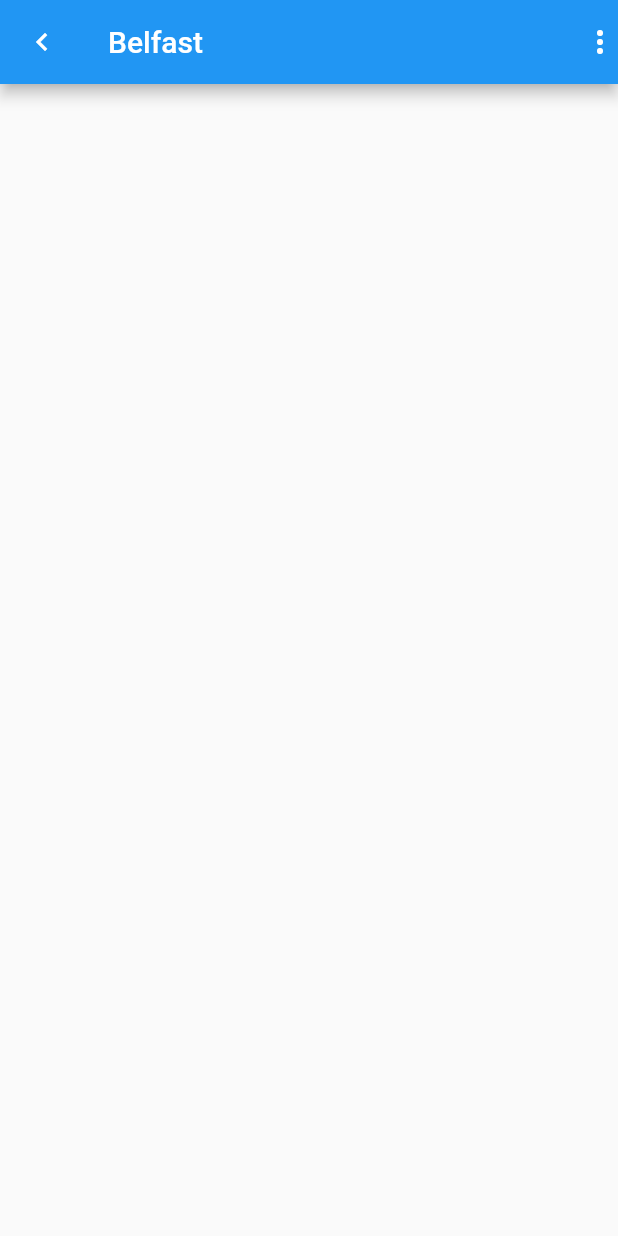
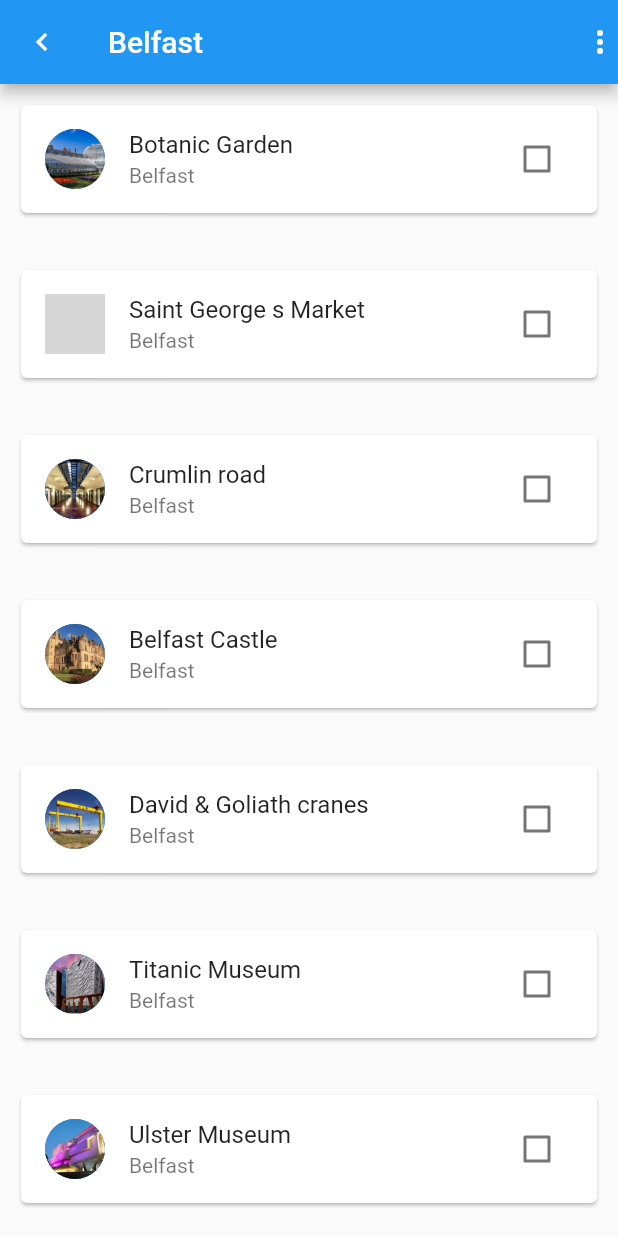
Before and after one commit to steph-MAUREL-CHARTROU/projet_app, a Flutter app: the screen it shows after launch, on a phone screen of 412 x 824 dp. Run offline on Flutter 3.47's test engine with Material 2 defaults, Android fonts, the phone set to English and light mode, and no system bars; grey boxes are pictures that could not be loaded.

Commit message:
ajout activité 2

```diff
--- a/lib/datas/data.dart
+++ b/lib/datas/data.dart
@@ -1,5 +1,49 @@
-import 'package:projet_app/models/activity.model.dart';
+import 'package:projet_app_git/models/activity.model.dart';
 
 List<Activity> activities = [
-  Activity(image: '', name: '', id: 'bel1', city: 'Belfast'),
+  Activity(
+      image: 'assets/images/activities/botanic_garden.jpeg',
+      name: 'Botanic Garden',
+      id: 'bel1',
+      city: 'Belfast'),
+  Activity(
+      image: 'assets/images/activities/market.jpg',
+      name: 'Saint George s Market',
+      id: 'bel2',
+      city: 'Belfast'),
+  Activity(
+      image: 'assets/images/activities/crumlin.jpeg',
+      name: 'Crumlin road',
+      id: 'bel3',
+      city: 'Belfast'),
+  Activity(
+      image: 'assets/images/activities/castle.jpg',
+      name: 'Belfast Castle',
+      id: 'bel4',
+      city: 'Belfast'),
+  Activity(
+      image: 'assets/images/activities/cranes.jpg',
+      name: 'David & Goliath cranes',
+      id: 'bel5',
+      city: 'Belfast'),
+  Activity(
+      image: 'assets/images/activities/titanic.jpg',
+      name: 'Titanic Museum',
+      id: 'bel6',
+      city: 'Belfast'),
+  Activity(
+      image: 'assets/images/activities/ulstermuseum.jpg',
+      name: 'Ulster Museum',
+      id: 'bel7',
+      city: 'Belfast'),
+  Activity(
+      image: 'assets/images/activities/victoriasquare.jpg',
+      name: 'Victoria s Square',
+      id: 'bel8',
+      city: 'Belfast'),
+  Activity(
+      image: 'assets/images/activities/murals.jpg',
+      name: 'Murals',
+      id: 'bel9',
+      city: 'Belfast'),
 ];
--- a/lib/main.dart
+++ b/lib/main.dart
@@ -1,5 +1,5 @@
 import 'package:flutter/material.dart';
-import 'package:projet_app/views/city/widgets/city.dart';
+import 'views/city/city.dart';
 // import 'views/home/home.dart';
 
 main() {
--- /dev/null
+++ b/lib/views/city/city.dart
@@ -0,0 +1,36 @@
+import 'package:flutter/material.dart';
+import 'package:projet_app_git/views/city/widgets/activity_card.dart';
+import '../../models/activity.model.dart';
+import '../../datas/data.dart' as data;
+
+class City extends StatefulWidget {
+  final List<Activity> activities = data.activities;
+  @override
+  _CityState createState() => _CityState();
+}
+
+class _CityState extends State<City> {
+  @override
+  Widget build(BuildContext context) {
+    return Scaffold(
+      appBar: AppBar(
+        leading: Icon(Icons.chevron_left),
+        title: Text('Belfast'),
+        actions: <Widget>[
+          Icon(Icons.more_vert),
+        ],
+      ),
+      body: Container(
+          padding: EdgeInsets.all(10),
+          child: ListView.separated(
+            itemBuilder: (context, index) {
+              return ActivityCard(activity: widget.activities[index]);
+            },
+            separatorBuilder: (context, index) {
+              return SizedBox(height: 30);
+            },
+            itemCount: widget.activities.length,
+          )),
+    );
+  }
+}
--- /dev/null
+++ b/lib/views/city/widgets/activity_card.dart
@@ -0,0 +1,27 @@
+import 'package:flutter/material.dart';
+
+import '../../../models/activity.model.dart';
+
+class ActivityCard extends StatelessWidget {
+  final Activity activity;
+
+  ActivityCard({this.activity});
+
+  @override
+  Widget build(BuildContext context) {
+    return Card(
+      child: ListTile(
+        leading: CircleAvatar(
+          backgroundImage: AssetImage(activity.image),
+        ),
+        title: Text(activity.name),
+        subtitle: Text(activity.city),
+        trailing: Checkbox(
+          value: false,
+          tristate: false,
+          onChanged: (value) {},
+        ),
+      ),
+    );
+  }
+}
--- a/lib/views/city/widgets/city.dart
+++ /dev/null
@@ -1,30 +0,0 @@
-import 'package:flutter/material.dart';
-import 'package:projet_app/models/activity.model.dart';
-
-class City extends StatefulWidget {
-  @override
-  _CityState createState() => _CityState();
-}
-
-class _CityState extends State<City> {
-  List<Activity> activities = [Activity(image: )];
-
-  @override
-  Widget build(BuildContext context) {
-    return Scaffold(
-      appBar: AppBar(
-        leading: Icon(Icons.chevron_left),
-        title: Text('Belfast'),
-        actions: <Widget>[
-          Icon(Icons.more_vert),
-        ],
-      ),
-      body: Container(
-        padding: EdgeInsets.all(10),
-        child: Column(
-          children: <Widget>[],
-        ),
-      ),
-    );
-  }
-}
--- a/lib/views/home/home.dart
+++ b/lib/views/home/home.dart
@@ -1,5 +1,5 @@
 import 'package:flutter/material.dart';
-import 'package:projet_app/views/home/widgets/city_card.dart';
+import 'widgets/city_card.dart';
 
 class Home extends StatefulWidget {
   @override
```
Also changed, not shown: pubspec.yaml (+3 -4 lines), assets/images/activities/botanic_garden.jpeg (added), assets/images/activities/castle.jpg (added), assets/images/activities/cranes.jpg (added), assets/images/activities/crumlin.jpeg (added), assets/images/activities/murals.jpg (added), assets/images/activities/titanic.jpg (added), assets/images/activities/ulstermuseum.jpg (added), assets/images/activities/victoriasquare.jpg (added), 2 other files.
